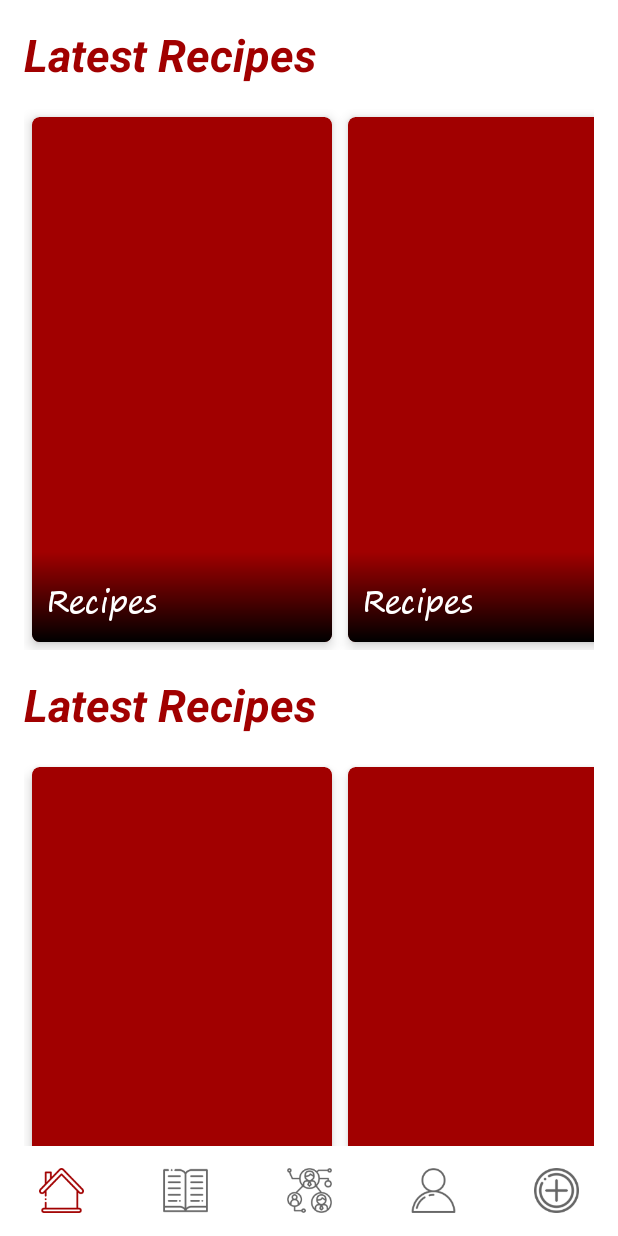
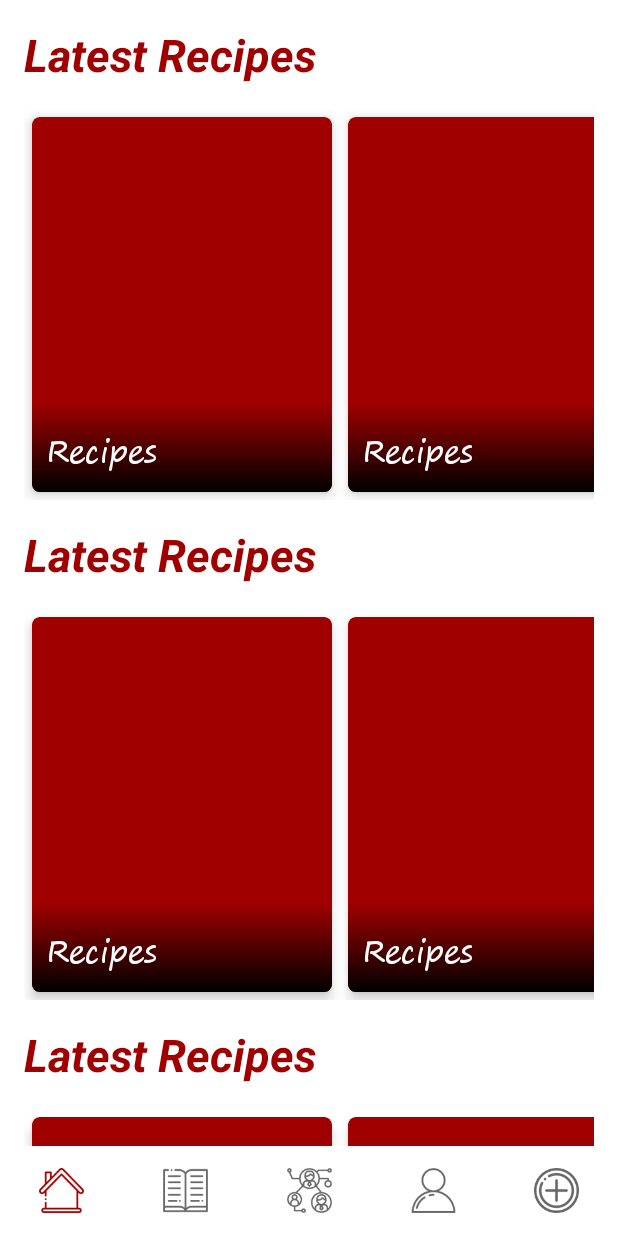
Before and after one commit to JohanneBoisvilliers/CookBook, an Android app: the screen it shows after launch (MainActivity), on a phone screen of 412 x 824 dp. Run offline under Robolectric (Android 15) with nearby library versions, the phone set to English and light mode, and no system bars; our stand-ins replace ButterKnife.

Commit message:
just change card view height for home fragment

```diff
--- a/app/src/main/res/values/dimen.xml
+++ b/app/src/main/res/values/dimen.xml
@@ -13,7 +13,7 @@
     <dimen name="radius_card_horizontal">5dp</dimen>
     <dimen name="elevation_card_horizontal">5dp</dimen>
     <dimen name="card_width">200dp</dimen>
-    <dimen name="card_height">350dp</dimen>
+    <dimen name="card_height">250dp</dimen>
     <dimen name="card_margin">5dp</dimen>
     <dimen name="bottom_gradient_container_height">60dp</dimen>
     <dimen name="text_bottom_gradient_size">20sp</dimen>
```
